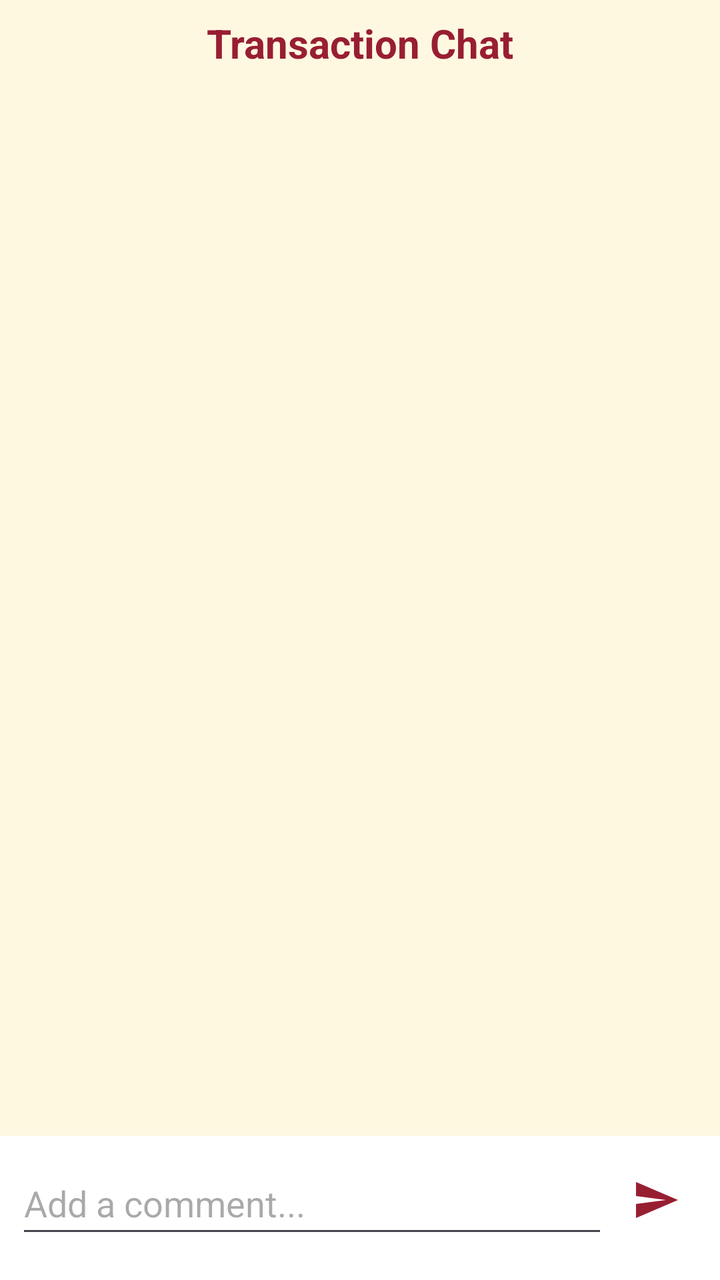
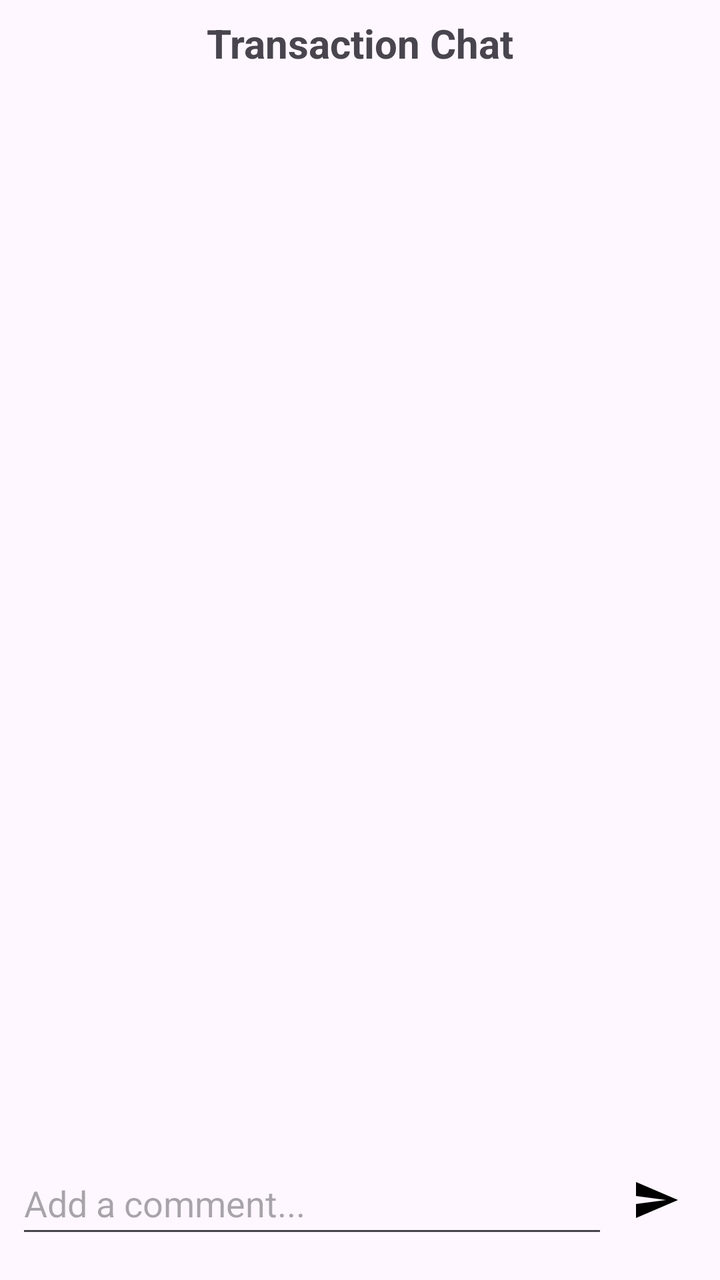

Two renders of the same Android screen: before a commit and after it. Below are the layout's source before the change and the commit's diff.
<!-- AndroidManifest.xml: application theme Theme.AndroidExample -->
<!-- res/layout/fragment_chat.xml -->
<LinearLayout xmlns:android="http://schemas.android.com/apk/res/android"
    xmlns:app="http://schemas.android.com/apk/res-auto"
    android:orientation="vertical"
    android:background="@color/background_light"
    android:layout_width="match_parent"
    android:layout_height="match_parent">

    <TextView
        android:id="@+id/chatTitle"
        android:layout_width="match_parent"
        android:layout_height="wrap_content"
        android:text="Transaction Chat"
        android:textColor="@color/primary_dark"
        android:textStyle="bold"
        android:textSize="20sp"
        android:gravity="center"
        android:padding="8dp" />

    <LinearLayout
        android:id="@+id/messageContainer"
        android:orientation="vertical"
        android:layout_weight="1"
        android:layout_width="match_parent"
        android:layout_height="0dp" />

    <LinearLayout
        android:orientation="horizontal"
        android:padding="8dp"
        android:layout_width="match_parent"
        android:layout_height="wrap_content"
        android:background="@color/white">

        <EditText
            android:id="@+id/chatInput"
            android:hint="Add a comment..."
            android:layout_width="0dp"
            android:layout_weight="1"
            android:layout_height="48dp" />

        <ImageButton
            android:id="@+id/sendButton"
            android:layout_width="48dp"
            android:layout_height="48dp"
            android:src="@drawable/ic_send"
            android:contentDescription="Send message"
            android:background="?attr/selectableItemBackgroundBorderless"
            android:layout_gravity="end"
            android:layout_marginTop="8dp"
            app:tint="@color/primary_dark" />
    </LinearLayout>
</LinearLayout>
<!-- resources referenced by this layout -->
<resources>
  <color name="background_light">#FFF8E1</color>
  <color name="primary_dark">#981E32</color>
  <color name="white">#FFFFFF</color>
  <!-- drawable ic_send (drawable) -->
  <?xml version="1.0" encoding="utf-8"?>
  
  <vector xmlns:android="http://schemas.android.com/apk/res/android"
      android:width="24dp"
      android:height="24dp"
      android:viewportWidth="24"
      android:viewportHeight="24">
      <path
          android:fillColor="@android:color/black"
          android:pathData="M2.01,21L23,12 2.01,3 2,10l15,2 -15,2z" />
  </vector>
  <style name="Theme.AndroidExample" parent="Theme.Material3.DayNight.NoActionBar">
          <item name="colorPrimary">@color/primary</item>
      </style>
  <color name="primary">#C8102E</color>
</resources>

<!-- the commit's change to res/layout/fragment_chat.xml (unified diff, before → after) -->
@@ -1,7 +1,6 @@
 <LinearLayout xmlns:android="http://schemas.android.com/apk/res/android"
     xmlns:app="http://schemas.android.com/apk/res-auto"
     android:orientation="vertical"
-    android:background="@color/background_light"
     android:layout_width="match_parent"
     android:layout_height="match_parent">
 
@@ -10,7 +9,6 @@
         android:layout_width="match_parent"
         android:layout_height="wrap_content"
         android:text="Transaction Chat"
-        android:textColor="@color/primary_dark"
         android:textStyle="bold"
         android:textSize="20sp"
         android:gravity="center"
@@ -27,8 +25,7 @@
         android:orientation="horizontal"
         android:padding="8dp"
         android:layout_width="match_parent"
-        android:layout_height="wrap_content"
-        android:background="@color/white">
+        android:layout_height="wrap_content">
 
         <EditText
             android:id="@+id/chatInput"
@@ -45,7 +42,6 @@
             android:contentDescription="Send message"
             android:background="?attr/selectableItemBackgroundBorderless"
             android:layout_gravity="end"
-            android:layout_marginTop="8dp"
-            app:tint="@color/primary_dark" />
+            android:layout_marginTop="8dp"/>
     </LinearLayout>
 </LinearLayout>
<!-- resource entries referenced after the edit -->
@@ -1,7 +1,5 @@
 <!-- resources referenced by this layout -->
 <resources>
-  <color name="background_light">#FFF8E1</color>
-  <color name="primary_dark">#981E32</color>
   <color name="white">#FFFFFF</color>
   <!-- drawable ic_send (drawable) -->
   <?xml version="1.0" encoding="utf-8"?>
@@ -17,6 +15,7 @@
   </vector>
   <style name="Theme.AndroidExample" parent="Theme.Material3.DayNight.NoActionBar">
           <item name="colorPrimary">@color/primary</item>
+          <item name="colorOnPrimaryContainer">@color/white</item>
       </style>
   <color name="primary">#C8102E</color>
 </resources>
